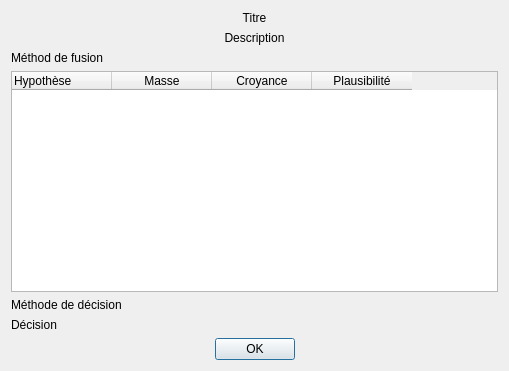
First picture: the form in UI/ResultatsDialog.ui, repository Hamza5/Plateforme-outils-SII, before the edit.
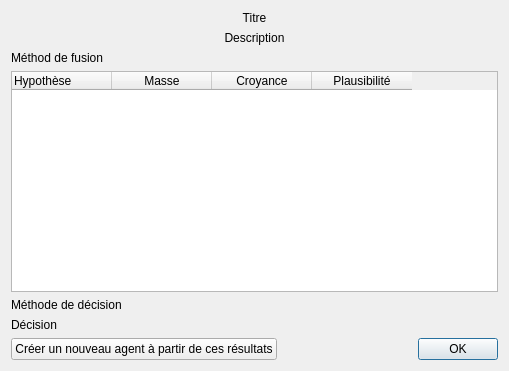
Second picture: the form after the edit.

Commit message: Ajouter la création d'un nouvel agent

What changed in the file:
```diff
--- a/UI/ResultatsDialog.ui
+++ b/UI/ResultatsDialog.ui
@@ -104,14 +104,25 @@
     </widget>
    </item>
    <item>
+    <layout class="QHBoxLayout" name="horizontalLayout">
+     <item>
+      <widget class="QPushButton" name="agentButton">
+       <property name="text">
+        <string>Créer un nouveau agent à partir de ces résultats</string>
+       </property>
+      </widget>
+     </item>
+     <item>
     <widget class="QDialogButtonBox" name="buttonBox">
      <property name="standardButtons">
       <set>QDialogButtonBox::Ok</set>
      </property>
      <property name="centerButtons">
-      <bool>true</bool>
-     </property>
-    </widget>
+        <bool>false</bool>
+       </property>
+      </widget>
+     </item>
+    </layout>
    </item>
   </layout>
  </widget>
```
Lines whose indentation alone changed are shown as unchanged. The commit also changes 4 other files.
